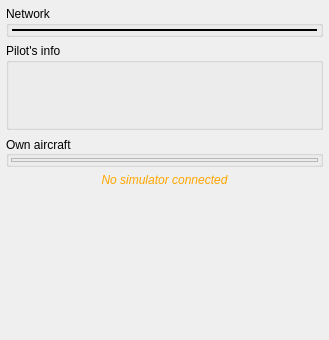
skylitefly/neoswift, file src/gui/components/logincomponent.ui: the form before one commit; both pictures show x 0 to 329 and y 0 to 340 of the 329 by 745 pixel window.
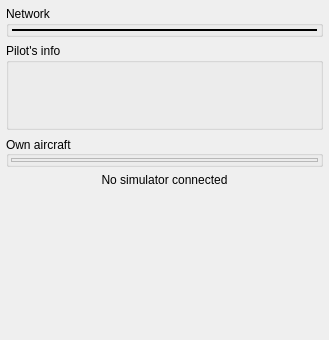
The form after the commit. Custom widgets are drawn as their Qt base class.

```diff
--- a/src/gui/components/logincomponent.ui
+++ b/src/gui/components/logincomponent.ui
@@ -157,8 +157,8 @@
         <property name="alignment">
          <set>Qt::AlignCenter</set>
         </property>
-        <property name="styleSheet">
-         <string>color: orange; font-style: italic;</string>
+        <property name="statusRole" stdset="0">
+         <string>warning</string>
         </property>
        </widget>
       </item>
```
